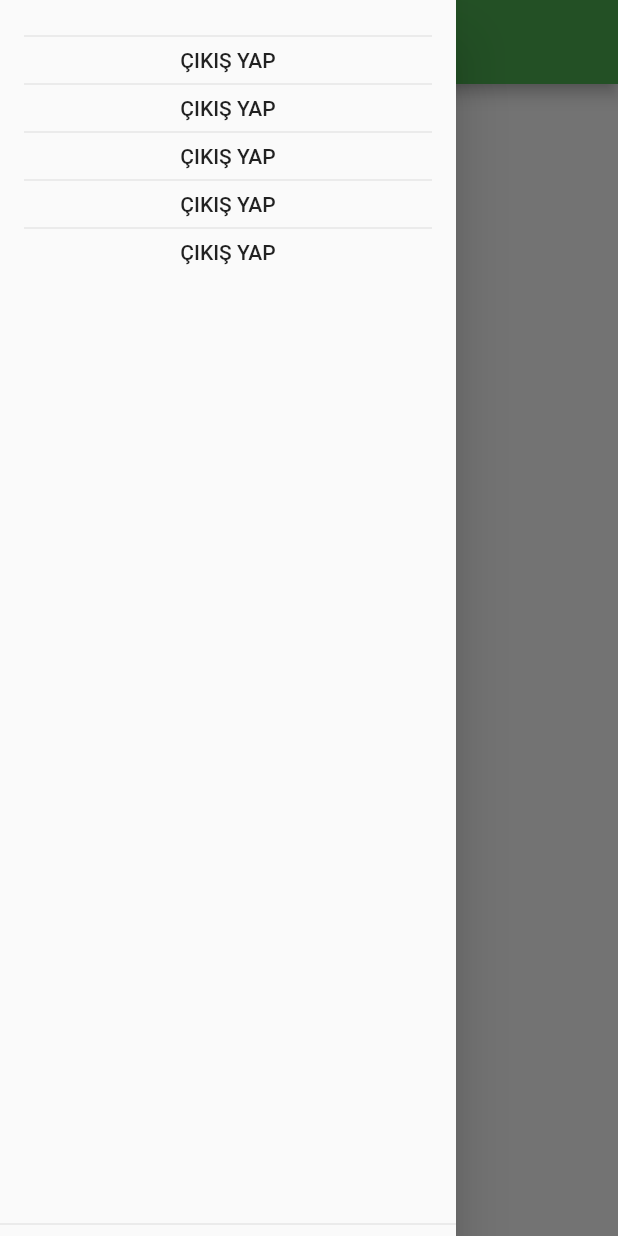
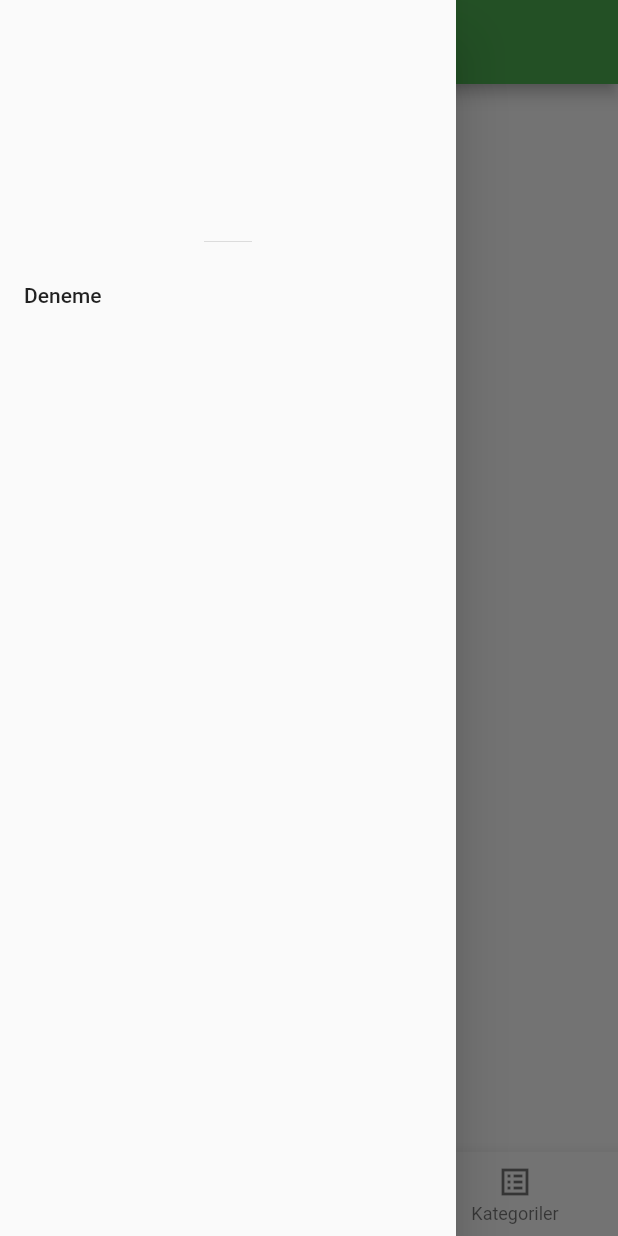
Before and after one commit to bilalozcan/hizmet_mobil_uygulama, a Flutter app: the MainPage screen opened by its route, with the side drawer open, on a phone screen of 412 x 824 dp. Run offline on Flutter 3.47's test engine with Material 2 defaults, Android fonts, the light colour scheme and no system bars; our stand-ins replace cloud_firestore, firebase_auth, firebase_core, fluttertoast, google_fonts, shared_preferences; accounts and stored records are empty.

Commit message:
-Herhangi bir hatayla karşılaşıldığında gidilecek olan sayfa tasarlandı. -Bazı fonksiyonlar düzenlendi. -Gerekli olmayan birkaç değişken kaldırıldı -Dots sınıfı CarouselSlider.dart'dan alınıp Dots.dart dosyasına aktarıldı.

```diff
--- a/lib/main.dart
+++ b/lib/main.dart
@@ -7,6 +7,7 @@ import 'package:hizmet_mobil_uygulama/ui/SignUp.dart';
 import 'package:firebase_core/firebase_core.dart';
 import 'package:shared_preferences/shared_preferences.dart';
 
+import 'ui/ErrorPage.dart';
 import 'ui/MainPage.dart';
 
 /*Bu değişkenlerin mainden başlayıp diğer sınıflara parametre olarak gitmesi yerine her yerden erişeblir
@@ -16,7 +17,6 @@ tahmin ediyorum
 FirebaseFirestore firebaseFirestore = FirebaseFirestore.instance;
 FirebaseAuth firebaseAuth = FirebaseAuth.instance;
 var collection = firebaseFirestore.collection("hizmetAlanUsers");
-var collectionHizmetVeren = firebaseFirestore.collection("hizmetVerenUsers");
 
 void main() async {
   WidgetsFlutterBinding.ensureInitialized();
@@ -71,6 +71,9 @@ class _MyAppState extends State<MyApp> {
       routes: {'/MainPage': (context) => MainPage(),
       '/SignIn':(context)=>SignIn(),
       '/LoginPage':(context)=>LoginPage()},
+      onUnknownRoute: (Settings){
+        return MaterialPageRoute(builder: (context)=>ErrorPage());
+      },
     );
   }
 }
--- a/lib/models/User.dart
+++ b/lib/models/User.dart
@@ -120,8 +120,7 @@ class HizmetUser {
             "Doğrulama E-postası $email adresine gönderilmiştir. Lütfen kontrol ediniz",
             Colors.green);
         Navigator.push(
-                _context, MaterialPageRoute(builder: (context) => SignIn()))
-            .then((value) => debugPrint("aaa" + value.toString()));
+                _context, MaterialPageRoute(builder: (context) => SignIn()));
       }
     }
   }
--- a/lib/ui/MainPage.dart
+++ b/lib/ui/MainPage.dart
@@ -17,11 +17,13 @@ class MainPage extends StatefulWidget {
 
 class _MainPageState extends State<MainPage> {
   Map<String, Object> currentUser;
+  int _currentNavigationBarIndex;
 
   @override
   void initState() {
     // TODO: implement initState
     super.initState();
+    _currentNavigationBarIndex=0;
     activeUser();
   }
 
@@ -48,21 +50,32 @@ class _MainPageState extends State<MainPage> {
         return true;
       },
       child: Scaffold(
-        drawer: Drawer(child:DrawerHeader(child:ListView.builder(itemCount: 10,itemBuilder: (context,index)
-          {
-            if(index%2==0)
-              return Divider();
-            return
-                Row(mainAxisAlignment:MainAxisAlignment.center,children: [InkWell(onTap: (){
-                  dialogMessageForExit(context);
-                },child:Text("ÇIKIŞ YAP"))],);
-          },))),
+        drawer: Drawer(child:Column(children: [DrawerHeader(child: Text("${firebaseAuth.currentUser.email}"),),ListTile(title:Text("Deneme") ,)],)),
+        bottomNavigationBar: BottomNavigationBar(onTap:(currentIndex){
+          setState(() {
+            _currentNavigationBarIndex=currentIndex;
+          });
+        },
+          currentIndex: _currentNavigationBarIndex,items: [BottomNavigationBarItem(icon:Icon(Icons.account_circle),label: "Profil"),BottomNavigationBarItem(icon:Icon(Icons.library_add_check_sharp),label: "İlanlarım"),BottomNavigationBarItem(icon:Icon(Icons.list_alt_sharp),label:"Kategoriler")],),
         appBar: AppBar(
           title: Text("HİZMET"),
+          centerTitle: true,
         ),
-        body: Text("${firebaseAuth.currentUser.email}"),
+        body:Pages(_currentNavigationBarIndex),
       ),
     );
   }
+
+  Pages(int currentNavigationBarIndex) {
+    switch(_currentNavigationBarIndex)
+    {
+      case 0:
+        return Text("Profil Sayfası");
+      case 1:
+        return Text("İlanlar Sayfası");
+      case 2:
+        return Text("Kategori Sayfası");
+    }
+  }
 /*Dialog(child: CarouselSlider(photoPaths:["assets/carouselPhotos/photo1.jpg","assets/carouselPhotos/photo2.jpg","assets/carouselPhotos/photo3.jpg"]),),*/
 }
--- a/lib/utils/DialogMessage.dart
+++ b/lib/utils/DialogMessage.dart
@@ -6,7 +6,7 @@ import 'package:shared_preferences/shared_preferences.dart';
 dialogMessageForExit(BuildContext context) {
   showDialog(
       context: context,
-      builder: (contextt) {
+      builder: (context) {
         return AlertDialog(
           title: Text("Uygulamadan Çıkış Yapmak İstediğinize Emin Misiniz?"),
           actions: [
--- a/lib/utils/ToastMessage.dart
+++ b/lib/utils/ToastMessage.dart
@@ -3,11 +3,6 @@ import 'package:fluttertoast/fluttertoast.dart';
 /* Kullanıcı üye olduğunda ona e mailin gittiğini bildirme, özel ders ilanının paylaşıldığını bildirmek icin
 uygulamanın alt tarafında çıkan Toast Message lar.
  */
-
-toastMessage(String message)async
-{
- return await Fluttertoast.showToast(msg: message,toastLength: Toast.LENGTH_LONG,backgroundColor: Colors.red,textColor: Colors.white,fontSize: 16);
-}
 
 void showToast(BuildContext context,String message,Color color) {
  final scaffoldMessenger = ScaffoldMessenger.of(context);
```
Also changed, not shown: lib/models/CarouselSlider.dart (+13 -61 lines), lib/models/Dots.dart (added, +56 -0 lines), lib/ui/ErrorPage.dart (added, +31 -0 lines), lib/ui/SignUp.dart (+53 -71 lines).
